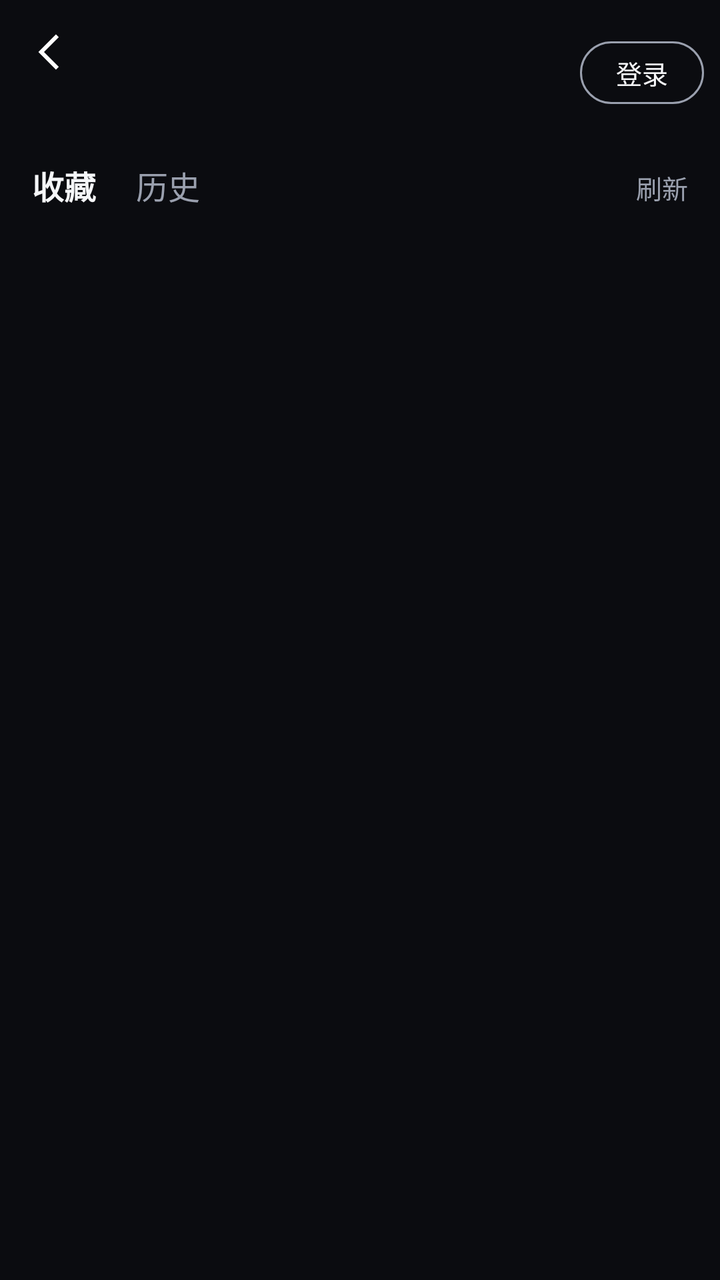
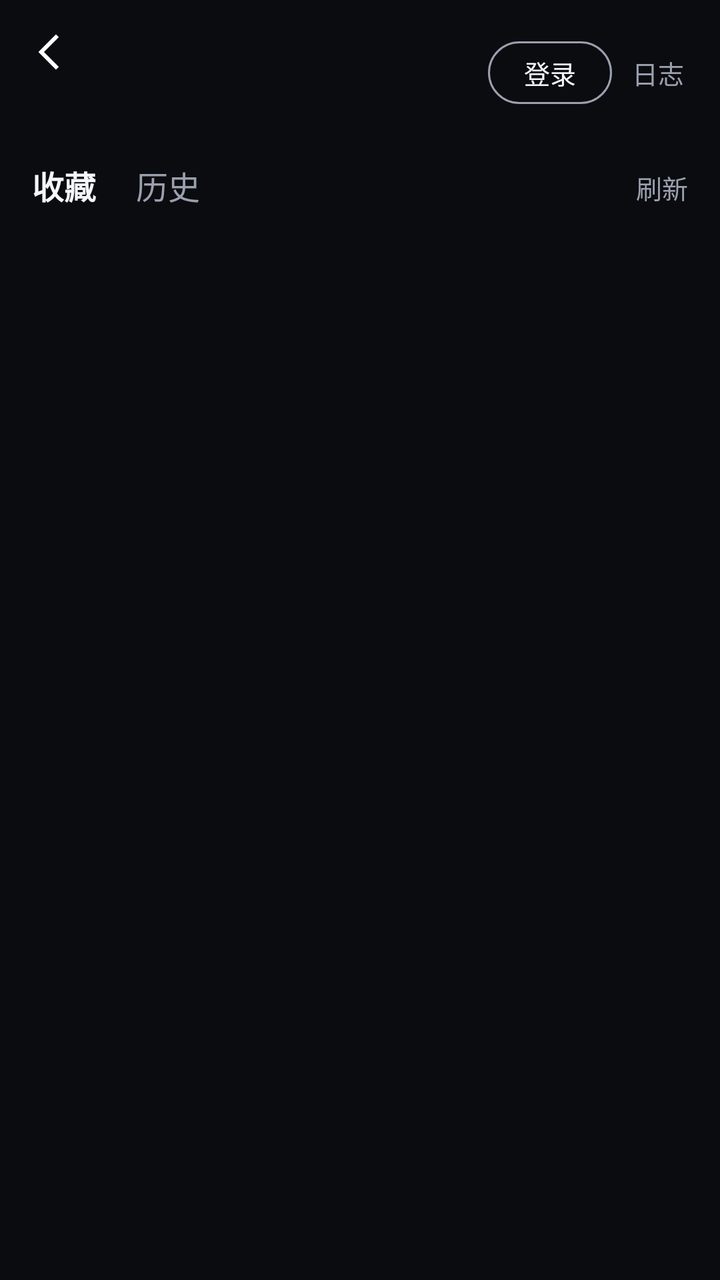

Compare the two renders of this Android layout. The source of the first and the diff that turns it into the second are given below.
<!-- AndroidManifest.xml: application theme AppTheme -->
<!-- res/layout/activity_account.xml -->
<?xml version="1.0" encoding="utf-8"?>
<FrameLayout xmlns:android="http://schemas.android.com/apk/res/android"
    android:id="@+id/root"
    android:layout_width="match_parent"
    android:layout_height="match_parent"
    android:background="@color/bg">

    <LinearLayout
        android:layout_width="match_parent"
        android:layout_height="match_parent"
        android:orientation="vertical">

        <LinearLayout
            android:layout_width="match_parent"
            android:layout_height="wrap_content"
            android:gravity="center_vertical"
            android:orientation="horizontal"
            android:paddingStart="56dp"
            android:paddingTop="14dp"
            android:paddingEnd="8dp"
            android:paddingBottom="6dp">

            <LinearLayout
                android:layout_width="0dp"
                android:layout_height="wrap_content"
                android:layout_weight="1"
                android:orientation="vertical">

                <TextView
                    android:id="@+id/name"
                    android:layout_width="match_parent"
                    android:layout_height="wrap_content"
                    android:ellipsize="end"
                    android:maxLines="1"
                    android:textColor="@color/text"
                    android:textSize="19sp"
                    android:textStyle="bold" />

                <TextView
                    android:id="@+id/sub"
                    android:layout_width="match_parent"
                    android:layout_height="wrap_content"
                    android:layout_marginTop="3dp"
                    android:ellipsize="end"
                    android:maxLines="1"
                    android:textColor="@color/text_muted"
                    android:textSize="12sp" />
            </LinearLayout>

            <TextView
                android:id="@+id/loginBtn"
                android:layout_width="wrap_content"
                android:layout_height="wrap_content"
                android:background="@drawable/bg_btn_outline"
                android:paddingStart="18dp"
                android:paddingTop="6dp"
                android:paddingEnd="18dp"
                android:paddingBottom="6dp"
                android:text="登录"
                android:textColor="@color/text"
                android:textSize="13sp" />

            <TextView
                android:id="@+id/logoutBtn"
                android:layout_width="wrap_content"
                android:layout_height="wrap_content"
                android:padding="10dp"
                android:text="退出"
                android:textColor="@color/text_muted"
                android:textSize="13sp"
                android:visibility="gone" />
        </LinearLayout>

        <LinearLayout
            android:layout_width="match_parent"
            android:layout_height="wrap_content"
            android:gravity="center_vertical"
            android:orientation="horizontal"
            android:paddingStart="16dp"
            android:paddingTop="10dp"
            android:paddingEnd="8dp">

            <TextView
                android:id="@+id/tabFavorites"
                android:layout_width="wrap_content"
                android:layout_height="wrap_content"
                android:paddingTop="6dp"
                android:paddingEnd="2dp"
                android:paddingBottom="8dp"
                android:text="收藏"
                android:textColor="@color/text"
                android:textSize="16sp"
                android:textStyle="bold" />

            <TextView
                android:id="@+id/tabHistory"
                android:layout_width="wrap_content"
                android:layout_height="wrap_content"
                android:layout_marginStart="18dp"
                android:paddingTop="6dp"
                android:paddingBottom="8dp"
                android:text="历史"
                android:textColor="@color/text_muted"
                android:textSize="16sp" />

            <Space
                android:layout_width="0dp"
                android:layout_height="0dp"
                android:layout_weight="1" />

            <TextView
                android:id="@+id/refreshBtn"
                android:layout_width="wrap_content"
                android:layout_height="wrap_content"
                android:padding="8dp"
                android:text="刷新"
                android:textColor="@color/text_muted"
                android:textSize="13sp" />
        </LinearLayout>

        <FrameLayout
            android:layout_width="match_parent"
            android:layout_height="0dp"
            android:layout_weight="1">

            <androidx.recyclerview.widget.RecyclerView
                android:id="@+id/list"
                android:layout_width="match_parent"
                android:layout_height="match_parent"
                android:clipToPadding="false"
                android:paddingStart="8dp"
                android:paddingEnd="8dp"
                android:paddingBottom="16dp"
                android:scrollbars="none" />

            <ProgressBar
                android:id="@+id/loading"
                android:layout_width="32dp"
                android:layout_height="32dp"
                android:layout_gravity="center"
                android:indeterminateTint="@color/accent"
                android:visibility="gone" />

            <TextView
                android:id="@+id/empty"
                android:layout_width="match_parent"
                android:layout_height="match_parent"
                android:gravity="center"
                android:paddingStart="32dp"
                android:paddingEnd="32dp"
                android:textColor="@color/text_muted"
                android:textSize="13sp"
                android:visibility="gone" />
        </FrameLayout>
    </LinearLayout>

    <ImageButton
        android:id="@+id/backBtn"
        android:layout_width="44dp"
        android:layout_height="44dp"
        android:layout_gravity="top|start"
        android:layout_marginStart="4dp"
        android:layout_marginTop="4dp"
        android:background="?android:attr/selectableItemBackgroundBorderless"
        android:contentDescription="返回"
        android:src="@drawable/ic_back" />
</FrameLayout>
<!-- resources referenced by this layout -->
<resources>
  <color name="accent">#FF4D4F</color>
  <color name="bg">#0B0C10</color>
  <color name="text">#F5F6F8</color>
  <color name="text_muted">#9AA0AE</color>
  <!-- drawable bg_btn_outline (drawable) -->
  <shape xmlns:android="http://schemas.android.com/apk/res/android" android:shape="rectangle">
      <solid android:color="#00000000"/>
      <stroke android:width="1dp" android:color="@color/text_muted"/>
      <corners android:radius="24dp"/>
  </shape>
  <!-- drawable ic_back (drawable) -->
  <vector xmlns:android="http://schemas.android.com/apk/res/android"
      android:width="24dp" android:height="24dp"
      android:viewportWidth="24" android:viewportHeight="24">
      <path android:fillColor="#FFFFFFFF"
          android:pathData="M15.4,4.6L13.98,3.2L5.18,12l8.8,8.8 1.42,-1.4L8,12z"/>
  </vector>
  <style name="AppTheme" parent="android:Theme.Material.NoActionBar">
          <item name="android:windowBackground">@color/bg</item>
          <item name="android:statusBarColor">@color/bg</item>
          <item name="android:navigationBarColor">@color/bg</item>
          <item name="android:colorAccent">@color/accent</item>
          <item name="android:windowLightStatusBar">false</item>
      </style>
</resources>

<!-- the commit's change to res/layout/activity_account.xml (unified diff, before → after) -->
@@ -58,6 +58,15 @@
                 android:paddingBottom="6dp"
                 android:text="登录"
                 android:textColor="@color/text"
+                android:textSize="13sp" />
+
+            <TextView
+                android:id="@+id/logBtn"
+                android:layout_width="wrap_content"
+                android:layout_height="wrap_content"
+                android:padding="10dp"
+                android:text="日志"
+                android:textColor="@color/text_muted"
                 android:textSize="13sp" />
 
             <TextView
